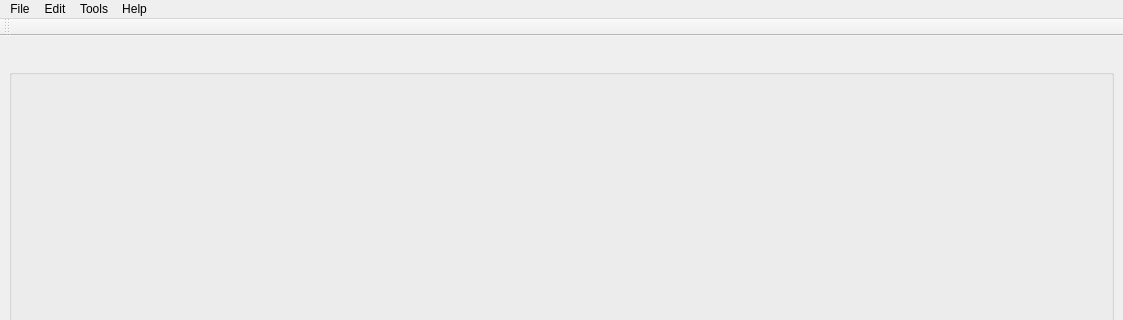
Qt form guide/MainApplication.ui (CCC-members/EEG_ArtifacRejection) before a commit; both pictures show x 0 to 1123 and y 0 to 320 of the 1123 by 721 pixel window.
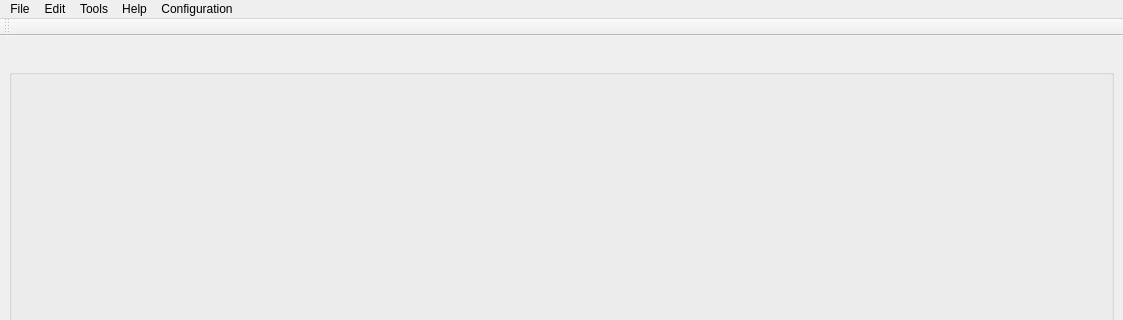
The same form after that commit.

What changed in the file:
```diff
--- a/guide/MainApplication.ui
+++ b/guide/MainApplication.ui
@@ -267,10 +267,17 @@
      <string>Help</string>
     </property>
    </widget>
+   <widget class="QMenu" name="menuConfiguration">
+    <property name="title">
+     <string>Configuration</string>
+    </property>
+    <addaction name="actionAnnotation_mode"/>
+   </widget>
    <addaction name="menuFile"/>
    <addaction name="menuEdit"/>
    <addaction name="menuTools"/>
    <addaction name="menuHelp"/>
+   <addaction name="menuConfiguration"/>
   </widget>
   <widget class="QStatusBar" name="statusbar"/>
   <widget class="QToolBar" name="toolBar">
```
Left out of the diff: 23 changed lines with no effect on the pictures.
